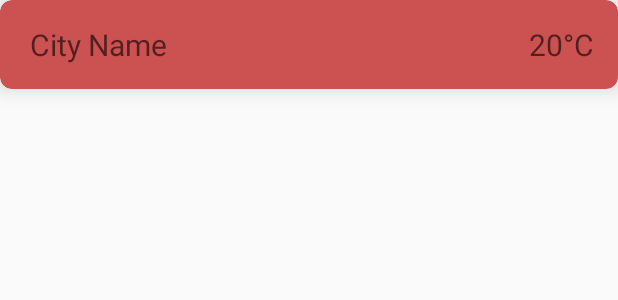
After one commit to zseszter/WeatherApp, an Android app: the layout city_list_item.xml on its own in the app's theme, with its tools: preview values and no code run, on a phone screen of 412 x 824 dp. The commit adds this screen. Shown: the top 300 px of the screen. Run offline under Robolectric (Android 15) with nearby library versions, the phone set to English and light mode, and no system bars.

Commit message:
City UI - layout files - RecyclerView - Adapter

```diff
--- a/app/build.gradle
+++ b/app/build.gradle
@@ -61,6 +61,9 @@ dependencies {
     def room_version = "2.2.5"
     implementation "androidx.room:room-runtime:$room_version"
     kapt "androidx.room:room-compiler:$room_version"
+
+    implementation "androidx.cardview:cardview:1.0.0"
+    implementation "androidx.recyclerview:recyclerview:1.1.0"
 }
 
 repositories {
--- a/app/src/main/java/com/example/weatherapphomework/db/entities/CityEntity.kt
+++ b/app/src/main/java/com/example/weatherapphomework/db/entities/CityEntity.kt
@@ -8,6 +8,7 @@ data class CityEntity (
         @PrimaryKey(autoGenerate = true)
         val id: Long = 0,
         val cityName: String?,
+        val temperature: Double?,
         val lat: Double?,
         val lon: Double?
 )
--- /dev/null
+++ b/app/src/main/java/com/example/weatherapphomework/model/City.kt
@@ -0,0 +1,6 @@
+package com.example.weatherapphomework.model
+
+data class City(
+        var name: String? = null,
+        var temperature: Double? = null
+)
--- a/app/src/main/java/com/example/weatherapphomework/ui/city/CityScreen.kt
+++ b/app/src/main/java/com/example/weatherapphomework/ui/city/CityScreen.kt
@@ -1,10 +1,14 @@
 package com.example.weatherapphomework.ui.city
 
+import com.example.weatherapphomework.db.entities.CityEntity
+import com.example.weatherapphomework.model.City
 import com.example.weatherapphomework.model.DummyContent
 
 interface CityScreen {
 
-    fun updateCityList(cityName: String?, lat: Double?, lon: Double?)
+    fun updateCityItem(cityName: String?, lat: Double?, lon: Double?)
+
+    fun getCities(cityList: ArrayList<City>?);
 
     fun showNetworkError(msg: String)
 }
--- /dev/null
+++ b/app/src/main/res/layout/city_list_item.xml
@@ -0,0 +1,42 @@
+ <androidx.cardview.widget.CardView
+     xmlns:card_view="http://schemas.android.com/apk/res-auto"
+     xmlns:android="http://schemas.android.com/apk/res/android"
+     android:layout_width="match_parent"
+     android:layout_height="wrap_content"
+     card_view:cardBackgroundColor="#CC5151"
+     card_view:cardCornerRadius="8dp"
+     card_view:cardElevation="8dp">
+
+     <androidx.constraintlayout.widget.ConstraintLayout
+         android:layout_width="match_parent"
+         android:layout_height="match_parent">
+
+         <TextView
+             android:id="@+id/cityName_tv"
+             android:layout_width="wrap_content"
+             android:layout_height="wrap_content"
+             android:layout_marginStart="4dp"
+             android:layout_marginLeft="4dp"
+             android:hint="City Name"
+             android:padding="16dp"
+             android:textSize="20sp"
+             card_view:layout_constraintBottom_toBottomOf="parent"
+             card_view:layout_constraintStart_toStartOf="parent"
+             card_view:layout_constraintTop_toTopOf="parent"/>
+
+         <TextView
+             android:id="@+id/temp_tv"
+             android:layout_width="wrap_content"
+             android:layout_height="wrap_content"
+             android:hint="20°C"
+             android:padding="16dp"
+             android:textSize="20sp"
+             card_view:layout_constraintBottom_toBottomOf="parent"
+             card_view:layout_constraintEnd_toEndOf="parent"
+             card_view:layout_constraintTop_toTopOf="parent"/>
+
+     </androidx.constraintlayout.widget.ConstraintLayout>
+
+
+
+</androidx.cardview.widget.CardView>
```
Also changed, not shown: app/src/main/java/com/example/weatherapphomework/interactor/CityInteractor.kt (+24 -9 lines), app/src/main/java/com/example/weatherapphomework/interactor/event/GetCities.kt (added, +8 -0 lines), app/src/main/java/com/example/weatherapphomework/ui/city/CityActivity.kt (+25 -3 lines), app/src/main/java/com/example/weatherapphomework/ui/city/CityAdapter.kt (added, +33 -0 lines), app/src/main/java/com/example/weatherapphomework/ui/city/CityPresenter.kt (+26 -2 lines), app/src/main/res/layout/activity_city.xml (added, +16 -0 lines), app/src/main/res/layout/activity_main.xml (deleted, +0 -18 lines), app/src/main/res/layout/activity_weather.xml (+47 -1 lines).
